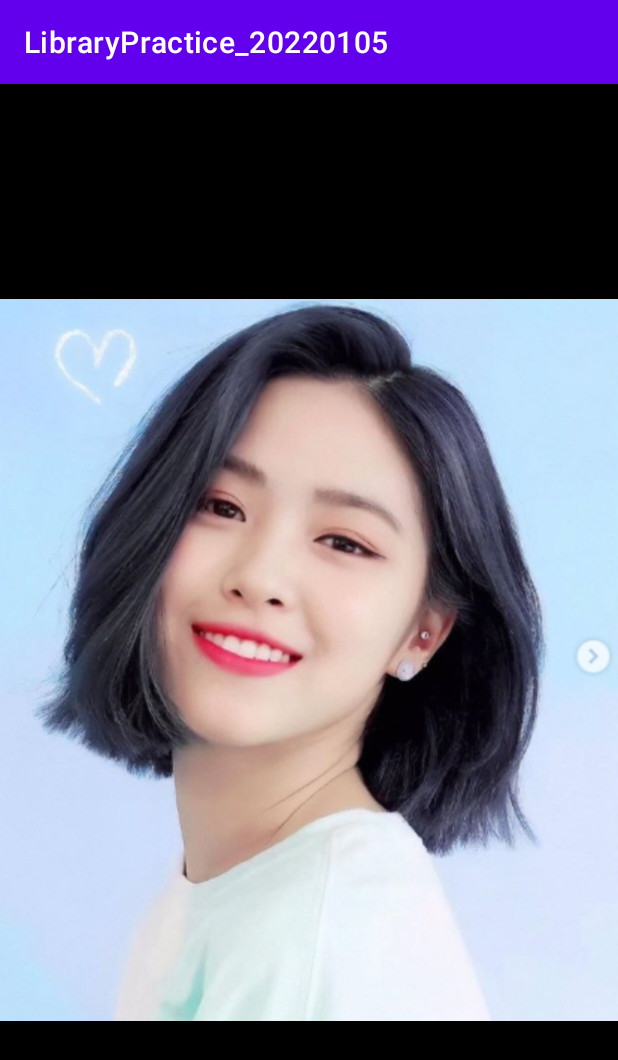
After one commit to Kim-Hyunhee/LibraryPractice_20220105, an Android app: the ViewphotoActivity screen opened directly, with no data from a screen before it, on a phone screen of 412 x 824 dp. The commit adds this screen. Shown: the top 1060 px of the screen. Run offline under Robolectric (Android 15) with nearby library versions, the phone set to English and light mode, and no system bars.

Commit message:
크게 보기 화면 추가

```diff
--- a/app/src/main/AndroidManifest.xml
+++ b/app/src/main/AndroidManifest.xml
@@ -10,6 +10,9 @@
         android:supportsRtl="true"
         android:theme="@style/Theme.LibraryPractice_20220105">
         <activity
+            android:name=".ViewphotoActivity"
+            android:exported="false" />
+        <activity
             android:name=".MainActivity"
             android:exported="true">
             <intent-filter>
--- a/app/src/main/java/com/nepplus/librarypractice_20220105/MainActivity.kt
+++ b/app/src/main/java/com/nepplus/librarypractice_20220105/MainActivity.kt
@@ -1,11 +1,23 @@
 package com.nepplus.librarypractice_20220105
 
+import android.content.Intent
 import androidx.appcompat.app.AppCompatActivity
 import android.os.Bundle
+import kotlinx.android.synthetic.main.activity_main.*
 
 class MainActivity : AppCompatActivity() {
     override fun onCreate(savedInstanceState: Bundle?) {
         super.onCreate(savedInstanceState)
         setContentView(R.layout.activity_main)
+
+        imgProfilePhoto.setOnClickListener {
+
+//            사진 크게 보기 화면으로 진입 (화면 이동 => Intent - 추가 액티비티 필요)
+
+            val myIntent = Intent(this, ViewphotoActivity::class.java)
+            startActivity(myIntent)
+
+        }
+
     }
 }
--- /dev/null
+++ b/app/src/main/java/com/nepplus/librarypractice_20220105/ViewphotoActivity.kt
@@ -0,0 +1,11 @@
+package com.nepplus.librarypractice_20220105
+
+import androidx.appcompat.app.AppCompatActivity
+import android.os.Bundle
+
+class ViewphotoActivity : AppCompatActivity() {
+    override fun onCreate(savedInstanceState: Bundle?) {
+        super.onCreate(savedInstanceState)
+        setContentView(R.layout.activity_viewphoto)
+    }
+}
--- a/app/src/main/res/layout/activity_main.xml
+++ b/app/src/main/res/layout/activity_main.xml
@@ -15,6 +15,7 @@
         android:gravity="center">
 
         <de.hdodenhof.circleimageview.CircleImageView
+            android:id="@+id/imgProfilePhoto"
             android:layout_width="100dp"
             android:layout_height="100dp"
             android:src="@drawable/ryujin"
--- /dev/null
+++ b/app/src/main/res/layout/activity_viewphoto.xml
@@ -0,0 +1,16 @@
+<?xml version="1.0" encoding="utf-8"?>
+<LinearLayout xmlns:android="http://schemas.android.com/apk/res/android"
+    xmlns:app="http://schemas.android.com/apk/res-auto"
+    xmlns:tools="http://schemas.android.com/tools"
+    android:layout_width="match_parent"
+    android:layout_height="match_parent"
+    android:orientation="vertical"
+    tools:context=".ViewphotoActivity"
+    android:background="@color/black">
+
+    <ImageView
+        android:layout_width="match_parent"
+        android:layout_height="match_parent"
+        android:src="@drawable/ryujin"/>
+
+</LinearLayout>
```
